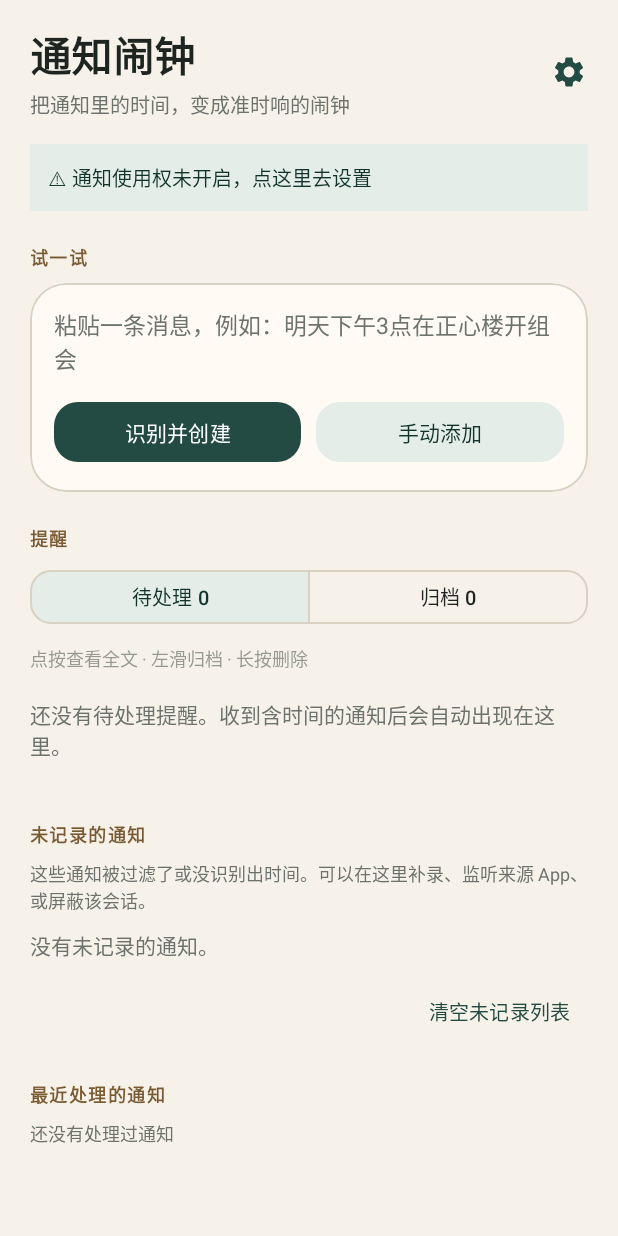
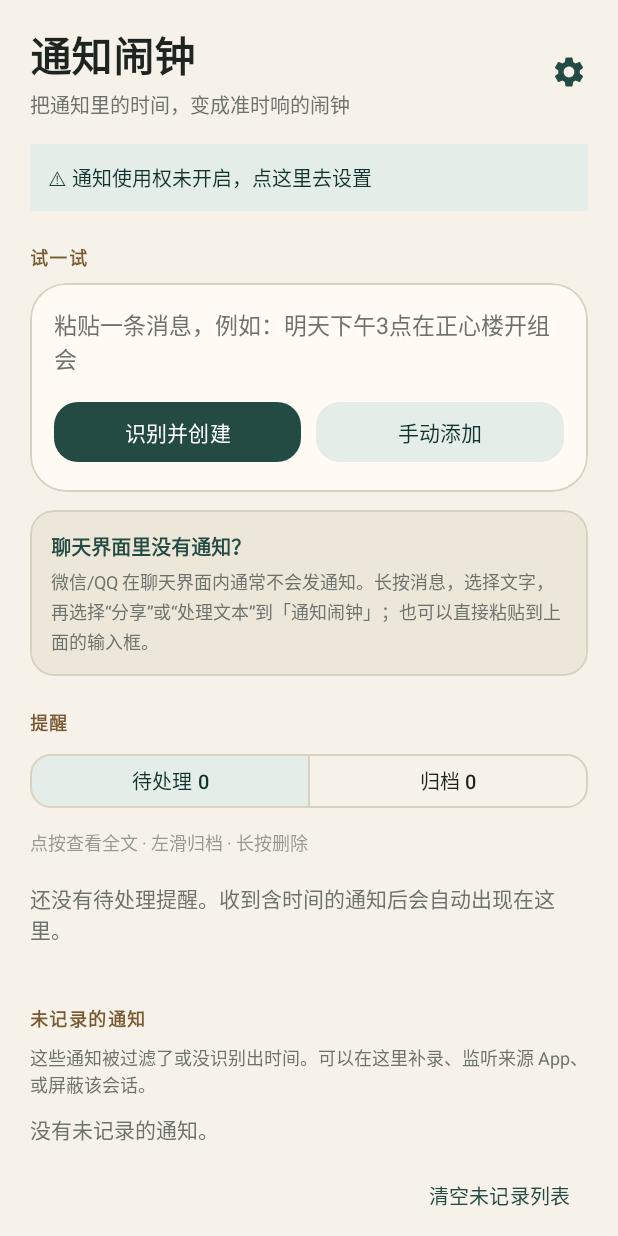
Before and after one commit to John20260411/NotifyClock, an Android app: the screen it shows after launch (MainActivity), on a phone screen of 412 x 824 dp. Run offline under Robolectric (Android 15) with nearby library versions, the phone set to English and light mode, and no system bars.

Commit message:
feat: explain in-chat notification fallback on main screen

```diff
--- a/app/build.gradle.kts
+++ b/app/build.gradle.kts
@@ -16,8 +16,8 @@ android {
         applicationId = "cn.notialarm"
         minSdk = 26
         targetSdk = 34
-        versionCode = 15
-        versionName = "0.3.9"
+        versionCode = 16
+        versionName = "0.3.10"
     }
 
     signingConfigs {
--- a/app/src/main/java/cn/notialarm/ui/MainActivity.kt
+++ b/app/src/main/java/cn/notialarm/ui/MainActivity.kt
@@ -274,11 +274,11 @@ class MainActivity : AppCompatActivity() {
             toggleGroup.check(R.id.btnActive)
         }
         renderReminders()
-        reminderList.post {
+        reminderList.post outer@{
             resizeReminderList()
-            reminderList.post {
+            reminderList.post inner@{
                 val index = adapter.indexOf(r.id)
-                if (index < 0) return@post
+                if (index < 0) return@inner
                 reminderList.scrollToPosition(index)
                 val vh = reminderList.findViewHolderForAdapterPosition(index)
                 val target = if (vh != null) {
--- a/app/src/main/res/layout/activity_main.xml
+++ b/app/src/main/res/layout/activity_main.xml
@@ -142,6 +142,42 @@
                 </LinearLayout>
             </com.google.android.material.card.MaterialCardView>
 
+            <com.google.android.material.card.MaterialCardView
+                android:id="@+id/chatHintCard"
+                android:layout_width="match_parent"
+                android:layout_height="wrap_content"
+                android:layout_marginTop="12dp"
+                app:cardBackgroundColor="@color/app_surface_soft"
+                app:cardCornerRadius="16dp"
+                app:cardElevation="0dp"
+                app:strokeColor="@color/app_outline"
+                app:strokeWidth="1dp">
+
+                <LinearLayout
+                    android:layout_width="match_parent"
+                    android:layout_height="wrap_content"
+                    android:orientation="vertical"
+                    android:padding="14dp">
+
+                    <TextView
+                        android:layout_width="match_parent"
+                        android:layout_height="wrap_content"
+                        android:text="@string/chat_hint_title"
+                        android:textColor="@color/brand_primary"
+                        android:textSize="13sp"
+                        android:textStyle="bold" />
+
+                    <TextView
+                        android:layout_width="match_parent"
+                        android:layout_height="wrap_content"
+                        android:layout_marginTop="4dp"
+                        android:lineSpacingExtra="2dp"
+                        android:text="@string/chat_hint_body"
+                        android:textColor="@color/app_text_muted"
+                        android:textSize="12sp" />
+                </LinearLayout>
+            </com.google.android.material.card.MaterialCardView>
+
             <TextView
                 style="@style/SectionLabel"
                 android:text="@string/section_reminders" />
--- a/app/src/main/res/values/strings.xml
+++ b/app/src/main/res/values/strings.xml
@@ -21,6 +21,8 @@
 
     <string name="section_try">试一试</string>
     <string name="input_hint">粘贴一条消息，例如：明天下午3点在正心楼开组会</string>
+    <string name="chat_hint_title">聊天界面里没有通知？</string>
+    <string name="chat_hint_body">微信/QQ 在聊天界面内通常不会发通知。长按消息，选择文字，再选择“分享”或“处理文本”到「通知闹钟」；也可以直接粘贴到上面的输入框。</string>
     <string name="btn_parse_create">识别并创建</string>
     <string name="btn_manual_add">手动添加</string>
     <string name="section_reminders">提醒</string>
```
Also changed, not shown: 3 other files.
